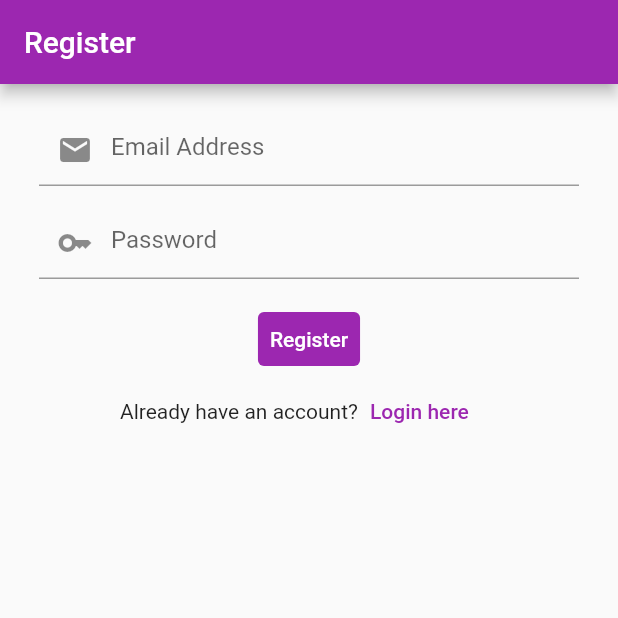
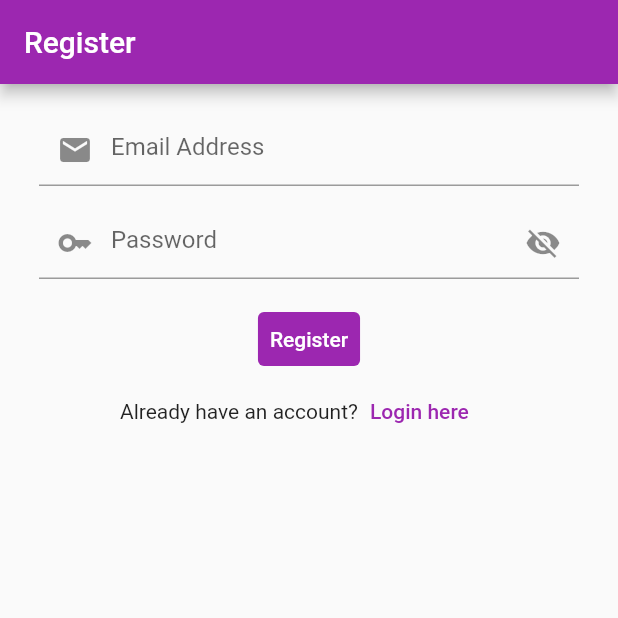
Before and after one commit to adhishakya/notes_app, a Flutter app: the screen it shows after launch, after a tap on "Register Here", on a phone screen of 412 x 824 dp, the top half of it. Run offline on Flutter 3.47's test engine with Material 2 defaults, Android fonts, the phone set to English and light mode, and no system bars; our stand-ins replace firebase_auth, firebase_core; accounts and stored records are empty; generated files the repository leaves out were written again; network calls fail.

Commit message:
add: option to hide and show password

```diff
--- a/lib/views/login_view.dart
+++ b/lib/views/login_view.dart
@@ -13,6 +13,7 @@ class LoginView extends StatefulWidget {
 class _LoginViewState extends State<LoginView> {
   late final TextEditingController _email;
   late final TextEditingController _password;
+  bool _passwordVisible = true;
 
   @override
   void initState() {
@@ -57,11 +58,23 @@ class _LoginViewState extends State<LoginView> {
               width: 360,
               child: TextField(
                 controller: _password,
-                obscureText: true,
+                obscureText: _passwordVisible,
                 enableSuggestions: false,
                 autocorrect: false,
-                decoration: const InputDecoration(
-                    hintText: "Password", prefixIcon: Icon(Icons.key)),
+                decoration: InputDecoration(
+                  hintText: "Password",
+                  prefixIcon: const Icon(Icons.key),
+                  suffixIcon: IconButton(
+                    icon: Icon(_passwordVisible
+                        ? Icons.visibility_off
+                        : Icons.visibility),
+                    onPressed: () {
+                      setState(() {
+                        _passwordVisible = !_passwordVisible;
+                      });
+                    },
+                  ),
+                ),
               ),
             ),
             const SizedBox(height: 16),
--- a/lib/views/register_view.dart
+++ b/lib/views/register_view.dart
@@ -13,6 +13,7 @@ class RegisterView extends StatefulWidget {
 class _RegisterViewState extends State<RegisterView> {
   late final TextEditingController _email;
   late final TextEditingController _password;
+  bool _passwordVisible = true;
 
   @override
   void initState() {
@@ -55,11 +56,23 @@ class _RegisterViewState extends State<RegisterView> {
               width: 360,
               child: TextField(
                 controller: _password,
-                obscureText: true,
+                obscureText: _passwordVisible,
                 enableSuggestions: false,
                 autocorrect: false,
-                decoration: const InputDecoration(
-                    hintText: "Password", prefixIcon: Icon(Icons.key)),
+                decoration: InputDecoration(
+                  hintText: "Password",
+                  prefixIcon: const Icon(Icons.key),
+                  suffixIcon: IconButton(
+                    icon: Icon(_passwordVisible
+                        ? Icons.visibility_off
+                        : Icons.visibility),
+                    onPressed: () {
+                      setState(() {
+                        _passwordVisible = !_passwordVisible;
+                      });
+                    },
+                  ),
+                ),
               ),
             ),
             const SizedBox(height: 16),
```
